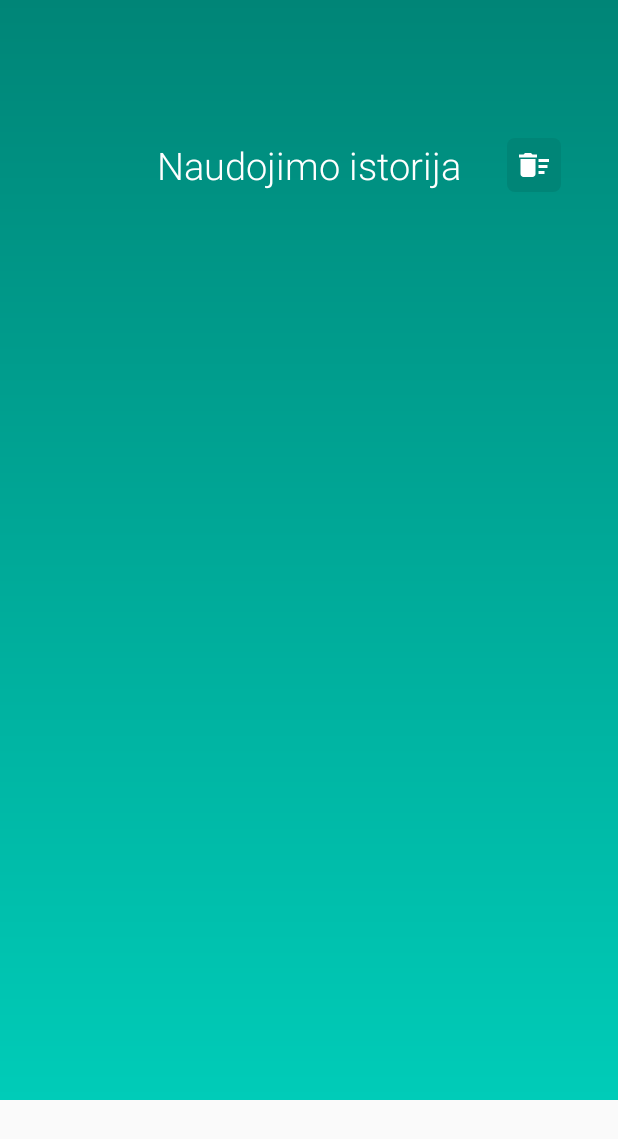
After one commit to tkutavicius/Ventiliavimo-sistemos-valdymas, an Android app: the HistoryActivity screen opened directly, with no data from a screen before it, on a phone screen of 412 x 824 dp. The commit adds this screen. Shown: the top 1139 px of the screen. Run offline under Robolectric (Android 15) with nearby library versions, the phone set to English and light mode, and no system bars; 5 statements that could not run were skipped.

Commit message:
Dizaino pakeitimai, naudojimo istorijos atvaizdavimas

```diff
--- a/AndroidStudio/app/src/main/java/com/example/valdymas/BluetoothActivity.java
+++ b/AndroidStudio/app/src/main/java/com/example/valdymas/BluetoothActivity.java
@@ -35,9 +35,9 @@ public class BluetoothActivity extends Activity {
         super.onResume();
         checkBTState();
 
-        mPairedDevicesArrayAdapter = new ArrayAdapter<String>(this, R.layout.support_simple_spinner_dropdown_item);
+        mPairedDevicesArrayAdapter = new ArrayAdapter<String>(this, R.layout.text_listview);
 
-        ListView pairedListView = (ListView) findViewById(R.id.lv_paired_devices);
+        ListView pairedListView = findViewById(R.id.lv_paired_devices);
         pairedListView.setAdapter(mPairedDevicesArrayAdapter);
         pairedListView.setOnItemClickListener(mDeviceClickListener);
 
--- /dev/null
+++ b/AndroidStudio/app/src/main/java/com/example/valdymas/HistoryActivity.java
@@ -0,0 +1,114 @@
+package com.example.valdymas;
+
+import android.content.DialogInterface;
+import android.content.Intent;
+import android.os.Bundle;
+import android.os.Environment;
+import android.support.v7.app.AlertDialog;
+import android.support.v7.app.AppCompatActivity;
+
+import java.io.BufferedReader;
+import java.io.File;
+import java.io.FileInputStream;
+import java.io.FileNotFoundException;
+import java.io.IOException;
+import java.io.InputStreamReader;
+
+import android.view.View;
+import android.widget.ArrayAdapter;
+import android.widget.EditText;
+import android.widget.ListView;
+import android.widget.Toast;
+
+public class HistoryActivity extends AppCompatActivity {
+
+    ArrayAdapter adapter;
+    ListView historyList;
+    private String path = Environment.getExternalStorageDirectory().toString() + File.separator + "Android" + File.separator + "data" + File.separator + "com.example.valdymas";
+    File hFile = new File(path + File.separator + "history.txt");
+
+    protected void onCreate(Bundle savedInstanceState) {
+        super.onCreate(savedInstanceState);
+        setContentView(R.layout.activity_history);
+        String[] data = Load(hFile);
+        String[] history = new String[data.length];
+        for (int i = 0; i < data.length; i++ )
+        {
+            history[i] = data[i];
+        }
+        adapter = new ArrayAdapter<String>(this,
+                R.layout.text_listview, history);
+        historyList = findViewById(R.id.lv_history);
+        historyList.setAdapter(adapter);
+        View deleteHistory = findViewById(R.id.deleteHistory);
+        deleteHistory.setOnClickListener(new View.OnClickListener(){
+            @Override
+            public void onClick(View view) {
+                AlertDialog.Builder adb = new AlertDialog.Builder(HistoryActivity.this);
+                adb.setTitle("Istorijos išvalymas");
+                adb.setMessage("Ar tikrai norite išvalyti mobiliosios aplikacijos naudojimo istoriją?");
+                adb.setPositiveButton("Išvalyti", new DialogInterface.OnClickListener() {
+                    public void onClick(DialogInterface dialog, int which) {
+                        hFile.delete();
+                        try {
+                            hFile.createNewFile();
+                        } catch (IOException e) {
+                            e.printStackTrace();
+                        }
+                        finish();
+                        startActivity(getIntent());
+                    }
+                });
+                adb.setNegativeButton("Atšaukti", new DialogInterface.OnClickListener() {
+                    public void onClick(DialogInterface dialog, int which) {
+                    }
+                });
+                adb.show();
+            }
+        });
+    }
+
+    public static String[] Load(File file)
+    {
+        FileInputStream fis = null;
+        try
+        {
+            fis = new FileInputStream(file);
+        }
+        catch (FileNotFoundException e) {e.printStackTrace();}
+        InputStreamReader isr = new InputStreamReader(fis);
+        BufferedReader br = new BufferedReader(isr);
+
+        String test;
+        int anzahl=0;
+        try
+        {
+            while ((test=br.readLine()) != null)
+            {
+                anzahl++;
+            }
+        }
+        catch (IOException e) {e.printStackTrace();}
+
+        try
+        {
+            fis.getChannel().position(0);
+        }
+        catch (IOException e) {e.printStackTrace();}
+
+        String[] array = new String[anzahl];
+
+        String line;
+        int i = 0;
+        try
+        {
+            while((line=br.readLine())!=null)
+            {
+                array[i] = line;
+                i++;
+            }
+        }
+        catch (IOException e) {e.printStackTrace();}
+        return array;
+    }
+}
--- /dev/null
+++ b/AndroidStudio/app/src/main/res/drawable-v24/ripple_effect.xml
@@ -0,0 +1,11 @@
+<?xml version="1.0" encoding="UTF-8"?>
+<ripple xmlns:android="http://schemas.android.com/apk/res/android"
+    android:color="@color/colorPrimaryDark">
+    <item>
+        <shape>
+            <padding android:padding="1dp" />
+            <corners android:radius="5dp" />
+            <solid android:color="@color/colorPrimary" />
+        </shape>
+    </item>
+</ripple>
--- /dev/null
+++ b/AndroidStudio/app/src/main/res/drawable/ic_delete_history.xml
@@ -0,0 +1,9 @@
+<vector xmlns:android="http://schemas.android.com/apk/res/android"
+    android:width="24dp"
+    android:height="24dp"
+    android:viewportWidth="24"
+    android:viewportHeight="24">
+  <path
+      android:fillColor="#FFFFFF"
+      android:pathData="M15,16h4v2h-4zM15,8h7v2h-7zM15,12h6v2h-6zM3,18c0,1.1 0.9,2 2,2h6c1.1,0 2,-0.9 2,-2L13,8L3,8v10zM14,5h-3l-1,-1L6,4L5,5L2,5v2h12z"/>
+</vector>
--- /dev/null
+++ b/AndroidStudio/app/src/main/res/drawable/ripple_effect.xml
@@ -0,0 +1,23 @@
+<?xml version="1.0" encoding="UTF-8"?>
+<selector xmlns:android="http://schemas.android.com/apk/res/android">
+    <item android:state_pressed="true">
+        <shape android:shape="rectangle">
+            <corners android:radius="50dp" />
+            <solid android:color="@color/colorPrimaryDark" />
+        </shape>
+    </item>
+    <item android:state_focused="true">
+        <shape android:shape="rectangle">
+            <padding android:padding="50dp" />
+            <corners android:radius="5dp" />
+            <solid android:color="#008E7F" />
+        </shape>
+    </item>
+    <item>
+        <shape android:shape="rectangle">
+            <padding android:padding="50dp" />
+            <corners android:radius="5dp" />
+            <solid android:color="#008E7F" />
+        </shape>
+    </item>
+</selector>
--- /dev/null
+++ b/AndroidStudio/app/src/main/res/layout/activity_history.xml
@@ -0,0 +1,54 @@
+<?xml version="1.0" encoding="utf-8"?>
+<android.support.constraint.ConstraintLayout
+    xmlns:android="http://schemas.android.com/apk/res/android"
+    xmlns:app="http://schemas.android.com/apk/res-auto"
+    xmlns:tools="http://schemas.android.com/tools"
+    android:layout_width="match_parent"
+    android:layout_height="wrap_content"
+    android:background="@drawable/listgrad">
+
+
+    <ImageView
+        android:id="@+id/deleteHistory"
+        android:background="@drawable/ripple_effect"
+        android:layout_width="wrap_content"
+        android:layout_height="wrap_content"
+        android:layout_marginStart="300dp"
+        android:layout_marginTop="92dp"
+        android:layout_marginBottom="605dp"
+        android:clickable="true"
+        android:padding="6dp"
+        app:layout_constraintBottom_toBottomOf="parent"
+        app:layout_constraintEnd_toEndOf="parent"
+        app:layout_constraintStart_toStartOf="parent"
+        app:layout_constraintTop_toTopOf="parent"
+        app:srcCompat="@drawable/ic_delete_history" />
+
+    <TextView
+        android:id="@+id/text"
+        android:layout_width="wrap_content"
+        android:layout_height="wrap_content"
+        android:layout_marginStart="105dp"
+        android:layout_marginTop="92dp"
+        android:layout_marginEnd="106dp"
+        android:layout_marginBottom="605dp"
+        android:fontFamily="sans-serif-light"
+        android:text="Naudojimo istorija"
+        android:textColor="@android:color/background_light"
+        android:textSize="25dp"
+        app:layout_constraintBottom_toBottomOf="parent"
+        app:layout_constraintEnd_toEndOf="parent"
+        app:layout_constraintStart_toStartOf="parent"
+        app:layout_constraintTop_toTopOf="parent"></TextView>
+
+    <ListView
+        android:id="@+id/lv_history"
+        android:layout_width="match_parent"
+        android:layout_height="0dp"
+        android:layout_marginTop="10dp"
+        app:layout_constraintBottom_toBottomOf="parent"
+        app:layout_constraintEnd_toEndOf="parent"
+        app:layout_constraintStart_toStartOf="parent"
+        app:layout_constraintTop_toBottomOf="@+id/text"></ListView>
+
+</android.support.constraint.ConstraintLayout>
--- a/AndroidStudio/app/src/main/res/values/colors.xml
+++ b/AndroidStudio/app/src/main/res/values/colors.xml
@@ -3,4 +3,5 @@
     <color name="colorPrimary">#008577</color>
     <color name="colorPrimaryDark">#00574B</color>
     <color name="colorAccent">#D81B60</color>
+    <color name="colorButton">#00BCA9</color>
 </resources>
```
Also changed, not shown: AndroidStudio/app/src/main/AndroidManifest.xml (+8 -0 lines), AndroidStudio/app/src/main/java/com/example/valdymas/MainActivity.java (+118 -6 lines), AndroidStudio/app/src/main/res/drawable/ic_history.xml (added, +9 -0 lines), AndroidStudio/app/src/main/res/drawable/rounded_corner_button.xml (added, +14 -0 lines), AndroidStudio/app/src/main/res/layout/activity_bluetooth.xml (+10 -2 lines), AndroidStudio/app/src/main/res/layout/content_main.xml (+42 -4 lines), AndroidStudio/app/src/main/res/layout/text_listview.xml (added, +11 -0 lines).
